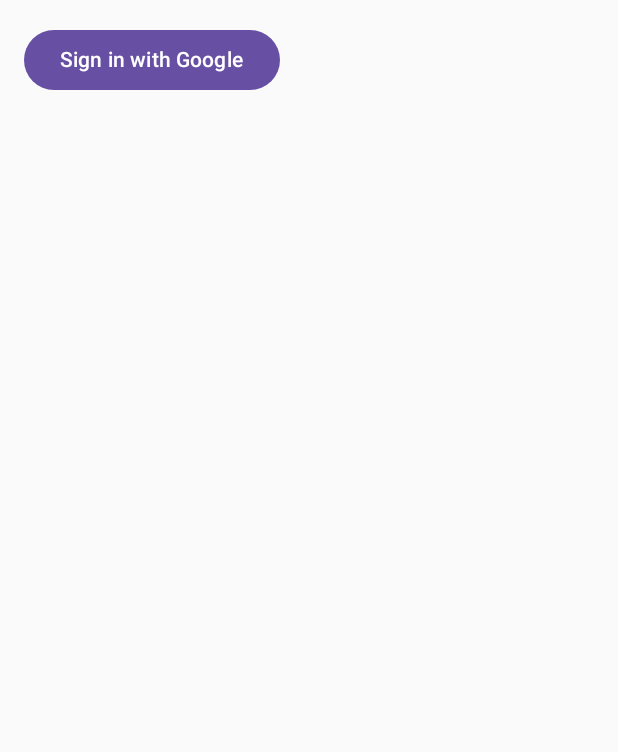
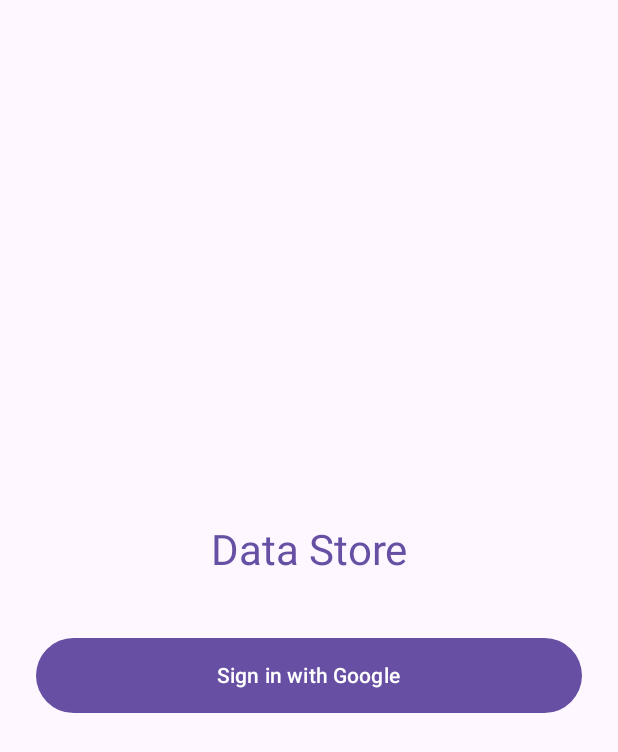
Before and after one commit to yashrajput25/myDataBackUpApp, an Android app built with Jetpack Compose: the screen it shows after launch (MainActivity), on a phone screen of 412 x 824 dp. Shown: the top 752 px of the screen. Run offline under Robolectric (Android 15) with nearby library versions, the phone set to English and light mode, and no system bars; our stand-ins replace Firebase (no records; nobody signed in at launch, a user with empty details on screens opened directly).

Commit message:
Update LoginScreen.kt
Enhance LoginScreen UI and improve Google Sign-In flow

```diff
--- a/app/src/main/java/com/example/mydatabackupapp/LoginScreen.kt
+++ b/app/src/main/java/com/example/mydatabackupapp/LoginScreen.kt
@@ -1,15 +1,13 @@
 package com.example.mydatabackupapp
 
 import android.content.Context
-import android.util.Log
 import android.widget.Toast
 import androidx.activity.compose.rememberLauncherForActivityResult
 import androidx.activity.result.contract.ActivityResultContracts
-import androidx.compose.foundation.layout.Column
-import androidx.compose.foundation.layout.padding
-import androidx.compose.material3.Button
-import androidx.compose.material3.Text
-import androidx.compose.runtime.Composable
+import androidx.compose.material3.*
+import androidx.compose.runtime.*
+import androidx.compose.foundation.layout.*
+import androidx.compose.ui.Alignment
 import androidx.compose.ui.Modifier
 import androidx.compose.ui.platform.LocalContext
 import androidx.compose.ui.res.stringResource
@@ -30,39 +28,54 @@ fun LoginScreen(
     val launcher = rememberLauncherForActivityResult(
         contract = ActivityResultContracts.StartActivityForResult()
     ) { result ->
-        Log.d("SignInResult", "Result: $result")
         val task = GoogleSignIn.getSignedInAccountFromIntent(result.data)
-
         try {
             val account = task.getResult(ApiException::class.java)!!
-            Log.d("SignInResult", "Account email: ${account.email}, ID token: ${account.idToken}")
-
             val credential = GoogleAuthProvider.getCredential(account.idToken, null)
-
             Firebase.auth.signInWithCredential(credential)
                 .addOnSuccessListener {
-                    Log.d("AuthSuccess", "Firebase login success for ${account.email}")
                     Toast.makeText(context, "✅ Welcome, ${account.displayName}", Toast.LENGTH_SHORT).show()
                     onLoginSuccess()
                 }
                 .addOnFailureListener {
-                    Log.e("AuthError", "Firebase auth failed", it)
                     Toast.makeText(context, "❌ Auth failed: ${it.message}", Toast.LENGTH_LONG).show()
                 }
-
         } catch (e: ApiException) {
-            Log.e("SignInError", "Google Sign-In failed: ${e.message}")
             Toast.makeText(context, "❌ Google Sign-In failed", Toast.LENGTH_SHORT).show()
         }
     }
 
+    Surface(modifier = Modifier.fillMaxSize()) {
+        Column(
+            modifier = Modifier
+                .fillMaxSize()
+                .padding(24.dp),
+            verticalArrangement = Arrangement.Center,
+            horizontalAlignment = Alignment.CenterHorizontally
+        ) {
+            Text(
+                text = "Data Store",
+                style = MaterialTheme.typography.headlineMedium,
+                color = MaterialTheme.colorScheme.primary
+            )
 
-    Column(modifier = Modifier.padding(16.dp)) {
-        Button(onClick = {
-            val signInIntent = googleSignInClient.signInIntent
-            launcher.launch(signInIntent)
-        }) {
-            Text(stringResource(R.string.signin_google))
+            Spacer(modifier = Modifier.height(40.dp))
+
+            Button(
+                onClick = {
+                    val signInIntent = googleSignInClient.signInIntent
+                    launcher.launch(signInIntent)
+                },
+                colors = ButtonDefaults.buttonColors(
+                    containerColor = MaterialTheme.colorScheme.primary,
+                    contentColor = MaterialTheme.colorScheme.onPrimary
+                ),
+                modifier = Modifier
+                    .fillMaxWidth()
+                    .height(50.dp)
+            ) {
+                Text(stringResource(R.string.signin_google))
+            }
         }
     }
 }
```
